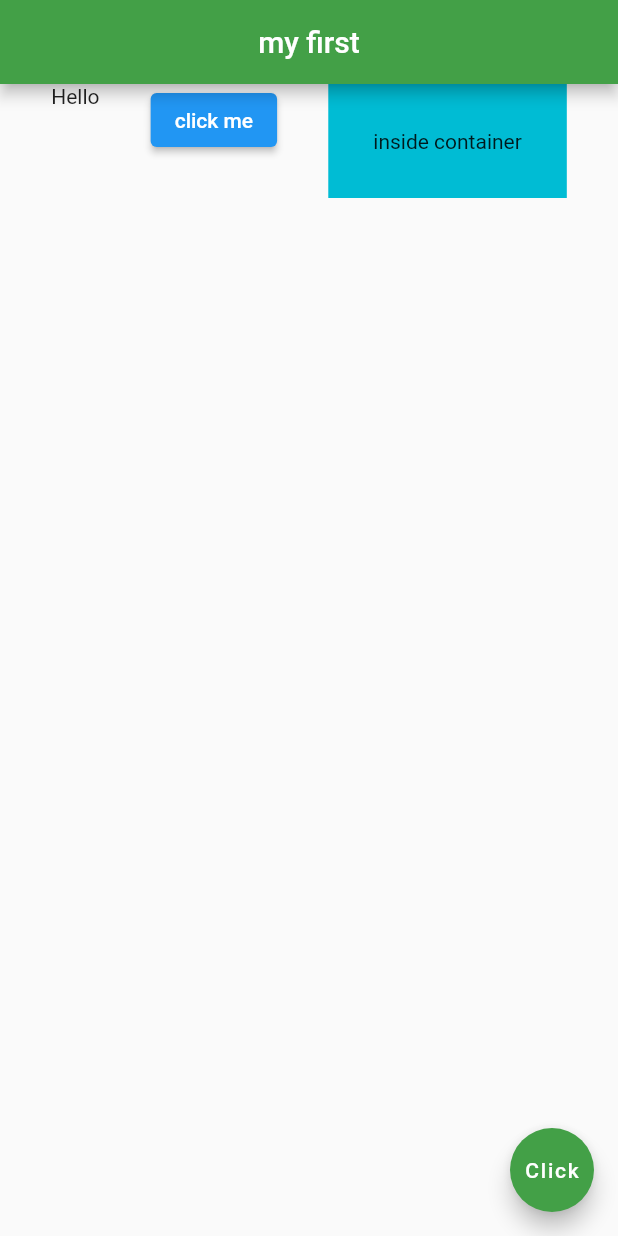
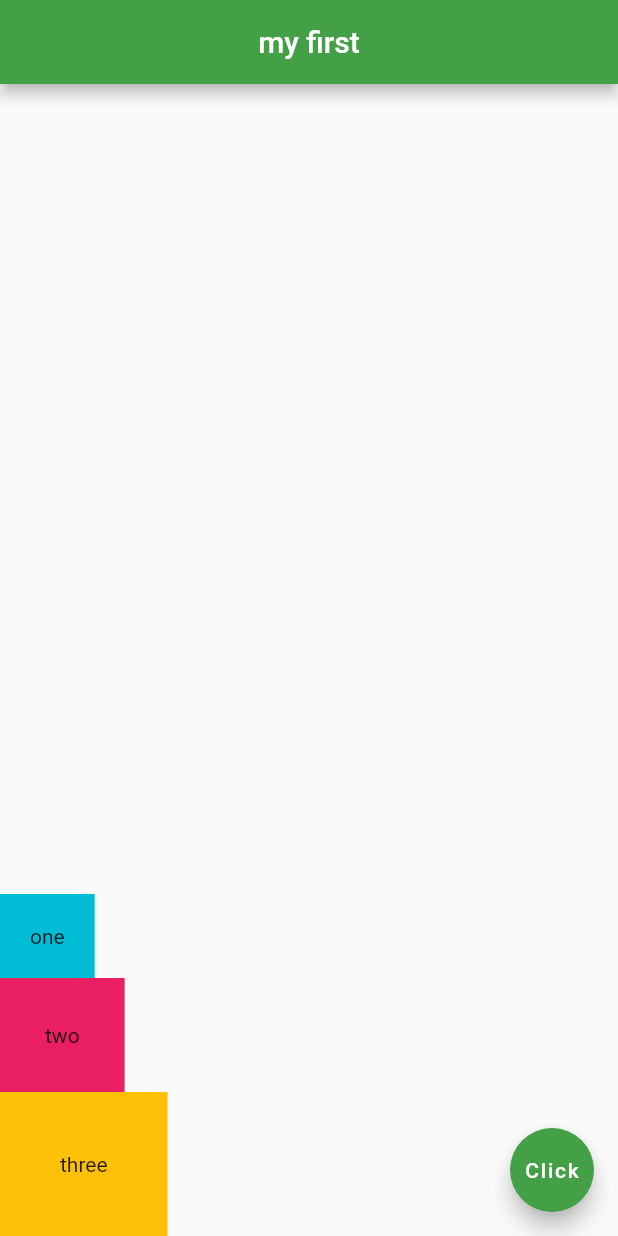
Before and after one commit to Shahrzad-gh/Weather-Flutter, a Flutter app: the screen it shows after launch, on a phone screen of 412 x 824 dp. Run offline on Flutter 3.47's test engine with Material 2 defaults, Android fonts, the light colour scheme and no system bars.

Commit message:
test add column

```diff
--- a/lib/main.dart
+++ b/lib/main.dart
@@ -13,19 +13,24 @@
         centerTitle: true,
         backgroundColor: Colors.green[600],
       ),
-      body:Row(
-        mainAxisAlignment: MainAxisAlignment.spaceEvenly,
+      body:Column(
+        mainAxisAlignment: MainAxisAlignment.end,
         crossAxisAlignment: CrossAxisAlignment.start,
         children: <Widget>[
-        const Text('Hello'),
-        ElevatedButton(
-          onPressed: () {},
-          child: const Text('click me'),
+          Container(
+            padding: const EdgeInsets.all(20.0),
+            color: Colors.cyan,
+            child: const Text('one')
           ),
           Container(
-            color: Colors.cyan,
             padding: const EdgeInsets.all(30.0),
-            child: const Text('inside container'),
+            color: Colors.pink,
+            child: const Text('two')
+          ),
+          Container(
+            padding: const EdgeInsets.all(40.0),
+            color: Colors.amber,
+            child: const Text('three')
           )
       ],
       ),
```
